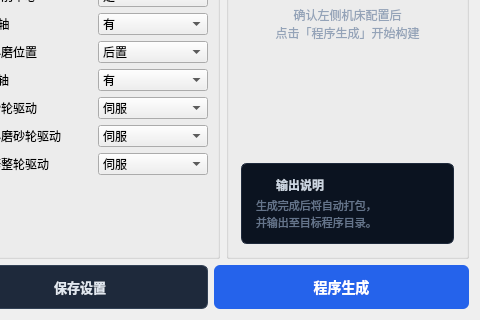
First picture: the form in creatorwindow.ui, repository nie11kun/HorizonJuicerCreator, before the edit; both pictures show x 320 to 800 and y 406 to 726 of the 800 by 726 pixel window.
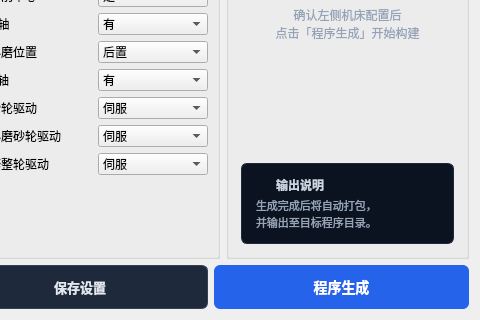
Second picture: the form after the edit. Icons and pictures are not drawn.

What changed in the file:
```diff
--- a/creatorwindow.ui
+++ b/creatorwindow.ui
@@ -940,7 +940,7 @@
         <item>
          <widget class="QFrame" name="hintFrame">
           <property name="styleSheet">
-           <string notr="true">QFrame#hintFrame { background-color: #0b1320; border: 1px solid #1e293b; border-radius: 6px; padding: 6px; }</string>
+           <string notr="true">QFrame#hintFrame { background-color: #0b1320; border: 1px solid #1e293b; border-radius: 6px; padding: 6px; } QFrame#hintFrame QLabel { background-color: transparent; border: none; }</string>
           </property>
           <layout class="QVBoxLayout" name="hintFrameLayout">
            <property name="spacing">
@@ -1024,7 +1024,7 @@
               </font>
              </property>
              <property name="styleSheet">
-              <string notr="true">color: #64748b; line-height: 130%;</string>
+              <string notr="true">color: #94a3b8; line-height: 140%; background-color: transparent;</string>
              </property>
              <property name="text">
               <string>生成完成后将自动打包，&#10;并输出至目标程序目录。</string>
```
Left out of the diff: 6 changed lines with no effect on the pictures.
